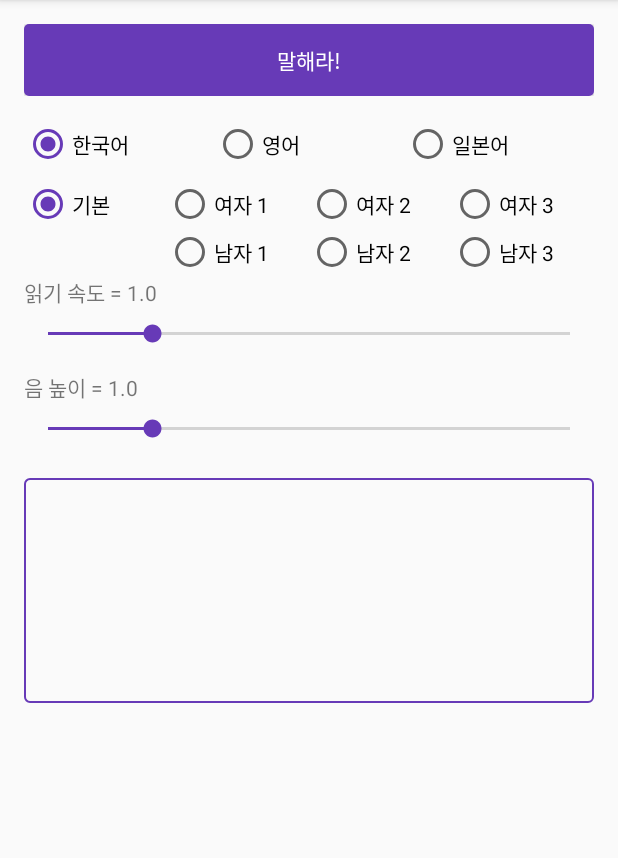
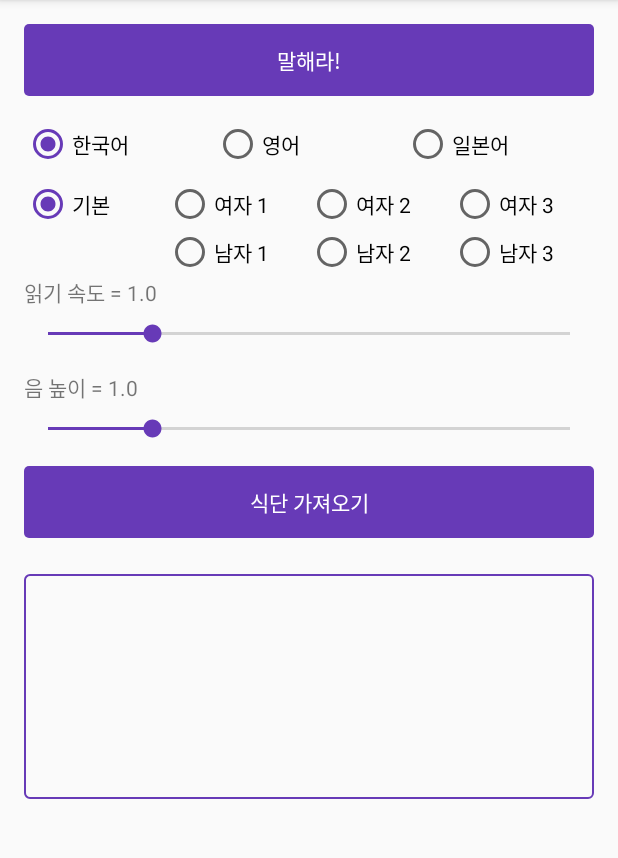
Before and after one commit to CPstudy/Elecvoice, an Android app: the screen it shows after launch (MainActivity), after a tap on "목소리 설정", on a phone screen of 412 x 824 dp, the part 84-942 px from its top. Run offline under Robolectric (Android 15) with nearby library versions, the phone set to English and light mode, and no system bars.

Commit message:
change ElecVoice

```diff
--- a/app/build.gradle
+++ b/app/build.gradle
@@ -20,11 +20,12 @@ android {
 }
 
 dependencies {
-    implementation fileTree(dir: 'libs', include: ['*.jar'])
+    implementation fileTree(include: ['*.jar'], dir: 'libs')
     androidTestImplementation('com.android.support.test.espresso:espresso-core:2.2.2', {
         exclude group: 'com.android.support', module: 'support-annotations'
     })
     implementation 'com.android.support:appcompat-v7:26.+'
     implementation 'com.android.support.constraint:constraint-layout:1.0.2'
     testImplementation 'junit:junit:4.12'
+    implementation files('libs/jsoup-1.11.2.jar')
 }
--- a/app/src/main/res/layout/activity_main.xml
+++ b/app/src/main/res/layout/activity_main.xml
@@ -22,6 +22,7 @@
             android:orientation="horizontal">
 
             <Button
+                style="?android:attr/borderlessButtonStyle"
                 android:id="@+id/btnPlay"
                 android:layout_width="match_parent"
                 android:layout_height="wrap_content"
@@ -175,6 +176,16 @@
                     android:max="50"
                     android:progress="10" />
 
+                <Button
+                    style="?android:attr/borderlessButtonStyle"
+                    android:id="@+id/btnMenu"
+                    android:layout_width="match_parent"
+                    android:layout_height="wrap_content"
+                    android:layout_marginBottom="@dimen/layoutMargin"
+                    android:background="@drawable/btn_primary"
+                    android:text="식단 가져오기"
+                    android:textColor="@color/txtColor"/>
+
             </LinearLayout>
 
         </FrameLayout>
```
Also changed, not shown: app/src/main/java/com/guk2zzada/elecvoice/MainActivity.java (+104 -0 lines), app/libs/jsoup-1.11.2.jar (added).
